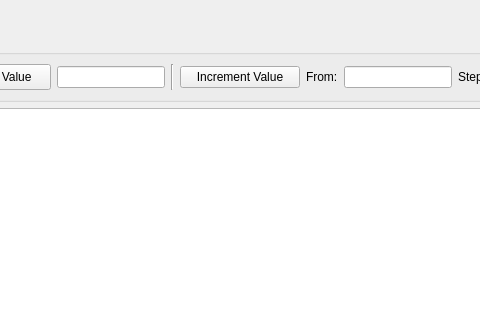
Qt form src/dialogs/dialogforcemultipleregisters.ui (sanny32/OpenModSim) before a commit; both pictures show x 313 to 793 and y 0 to 320 of the 1075 by 431 pixel window.
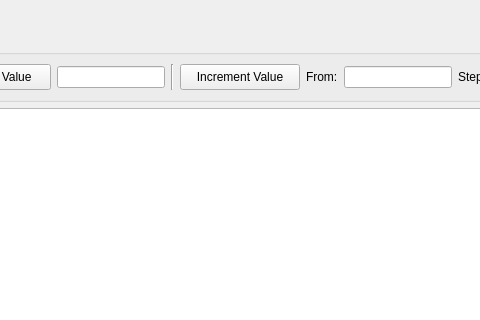
The same form after that commit. Icons and pictures are not drawn. Custom widgets are drawn as their Qt base class.

Commit message: Update dialogs to write registers

The edit to the form file:
```diff
--- a/src/dialogs/dialogforcemultipleregisters.ui
+++ b/src/dialogs/dialogforcemultipleregisters.ui
@@ -209,7 +209,7 @@
           <property name="minimumSize">
            <size>
             <width>120</width>
-            <height>0</height>
+            <height>26</height>
            </size>
           </property>
           <property name="text">
```
Left out of the diff: 4 changed lines with no effect on the pictures. The commit also changes 6 other files.
